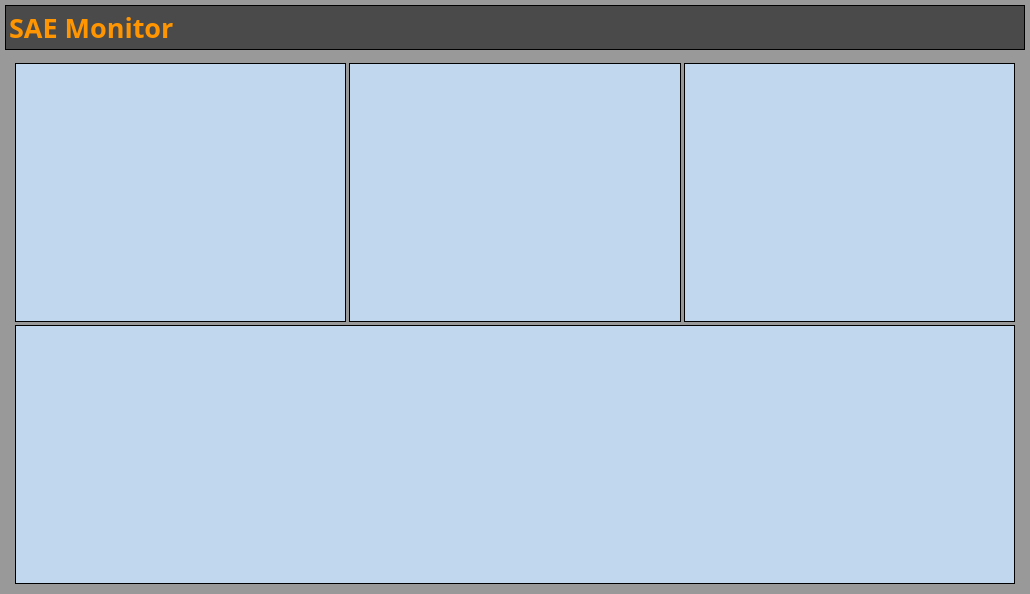
First picture: the form in designer/monitor.ui, repository Kammann123/sae_fend, before the edit.
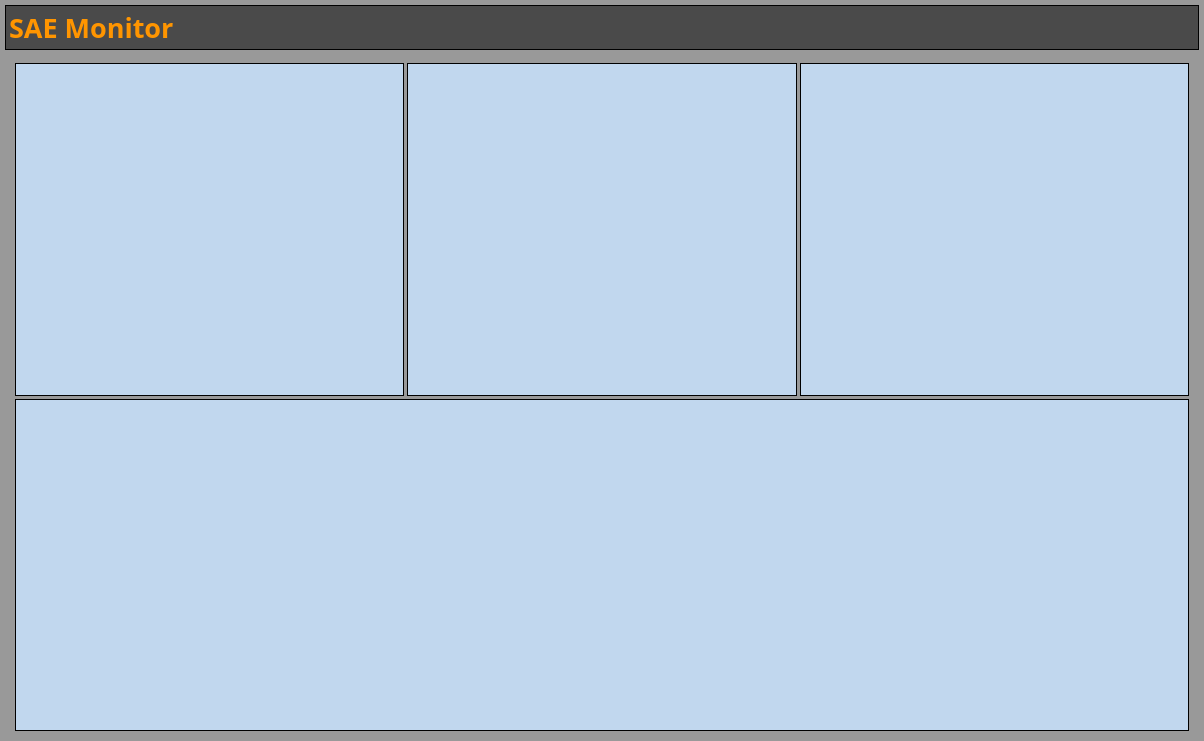
Second picture: the form after the edit. Custom widgets are drawn as their Qt base class.

The edit to the form file:
```diff
--- a/designer/monitor.ui
+++ b/designer/monitor.ui
@@ -6,8 +6,8 @@
    <rect>
     <x>0</x>
     <y>0</y>
-    <width>1030</width>
-    <height>594</height>
+    <width>1204</width>
+    <height>741</height>
    </rect>
   </property>
   <property name="sizePolicy">
```
